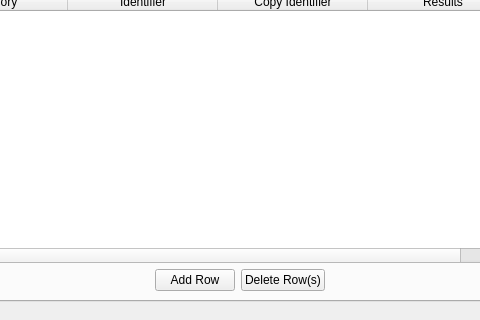
Qt form UI/biblioteq_batch_activities_browser.ui (textbrowser/biblioteq) before a commit; both pictures show x 112 to 592 and y 180 to 500 of the 750 by 500 pixel window.
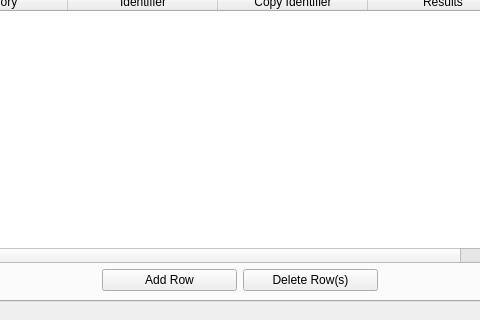
The same form after that commit. Icons and pictures are not drawn.

The edit to the form file:
```diff
--- a/UI/biblioteq_batch_activities_browser.ui
+++ b/UI/biblioteq_batch_activities_browser.ui
@@ -291,6 +291,12 @@
              </item>
              <item>
               <widget class="QPushButton" name="borrow_add_row">
+               <property name="minimumSize">
+                <size>
+                 <width>135</width>
+                 <height>0</height>
+                </size>
+               </property>
                <property name="text">
                 <string>Add Row</string>
                </property>
@@ -298,6 +304,12 @@
              </item>
              <item>
               <widget class="QPushButton" name="borrow_delete_row">
+               <property name="minimumSize">
+                <size>
+                 <width>135</width>
+                 <height>0</height>
+                </size>
+               </property>
                <property name="text">
                 <string>Delete Row(s)</string>
                </property>
```
Left out of the diff: 8 changed lines with no effect on the pictures.
